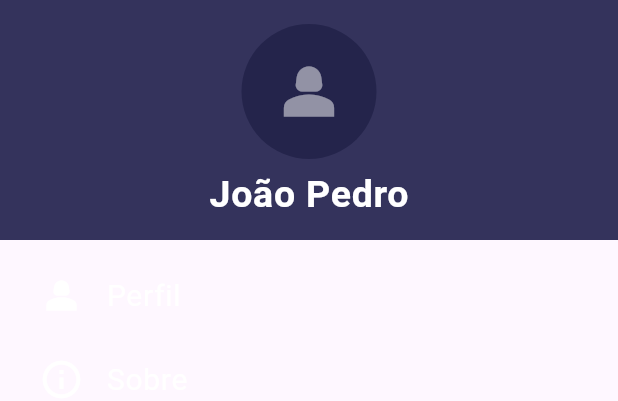
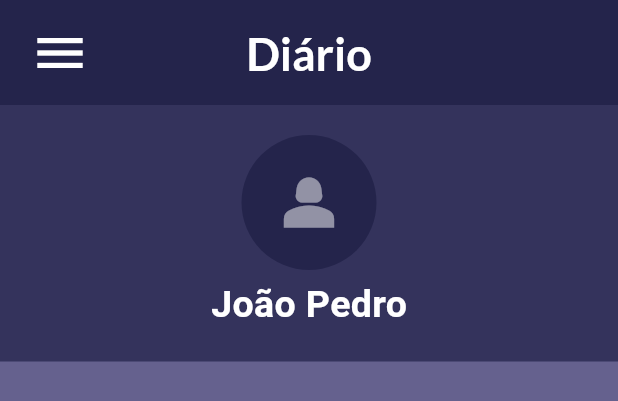
Before and after one commit to barbosa-jp/avaliacao-flutter-1, a Flutter app: the Menu widget shown alone on an empty page, opened directly, after a tap on "Perfil", on a phone screen of 412 x 824 dp. Shown: the top 401 px of the screen. Run offline on Flutter 3.47's test engine with Material 3 defaults, Android fonts, the phone set to English and light mode, and no system bars; our stand-ins replace google_fonts.

Commit message:
feat: pagina feita

```diff
--- a/avaliacao_1/lib/src/features/menu/presentation/pages/menu.dart
+++ b/avaliacao_1/lib/src/features/menu/presentation/pages/menu.dart
@@ -1,5 +1,6 @@
 import 'package:avaliacao_1/src/features/menu/presentation/widgets/menu_opcao.dart';
 import 'package:avaliacao_1/src/features/menu/presentation/widgets/menu_perfil.dart';
+import 'package:avaliacao_1/src/features/perfil/perfil_screen.dart';
 import 'package:avaliacao_1/src/features/sobre/presentation/pages/sobre_screen.dart';
 import 'package:flutter/material.dart';
 
@@ -14,7 +15,15 @@ class Menu extends StatelessWidget {
         const MenuPerfil(),
         ListTile(
           title: const MenuOpcao(icone: Icons.person_2_sharp, texto: 'Perfil'),
-          onTap: () {},
+          onTap: () {
+             Navigator.of(context).push(
+              MaterialPageRoute(
+                builder: (context) {
+                  return const PerfilScreen();
+                }
+              )
+            );
+          },
         ),
         ListTile(
           title: const MenuOpcao(icone: Icons.info_outline, texto: 'Sobre'),
--- /dev/null
+++ b/avaliacao_1/lib/src/features/perfil/perfil.dart
@@ -0,0 +1,45 @@
+import 'package:avaliacao_1/src/features/cores/data/cores.dart';
+import 'package:flutter/material.dart';
+
+class Perfil extends StatelessWidget {
+  const Perfil({super.key});
+
+  @override
+  build(context) {
+    return const SizedBox(
+        child: DecoratedBox(
+      decoration: BoxDecoration(
+        color: Cores.roxo4,
+      ),
+      child: Column(
+        children: [
+          SizedBox(
+            height: 20,
+          ),
+          Center(
+            child: SizedBox(
+              height: 90,
+              width: 90,
+              child: CircleAvatar(
+                backgroundColor: Cores.roxo5,
+                child:
+                    Icon(Icons.person_2_sharp, size: 50, color: Cores.branco50),
+              ),
+            ),
+          ),
+          SizedBox(
+            height: 5,
+          ),
+          Text(
+            'João Pedro',
+            style: TextStyle(
+                color: Cores.branco, fontWeight: FontWeight.bold, fontSize: 25),
+          ),
+          SizedBox(
+            height: 20,
+          )
+        ],
+      ),
+    ));
+  }
+}
--- /dev/null
+++ b/avaliacao_1/lib/src/features/perfil/perfil_screen.dart
@@ -0,0 +1,62 @@
+import 'package:avaliacao_1/src/features/app_bar/presentation/widgets/appbar_leading.dart';
+import 'package:avaliacao_1/src/features/cores/data/cores.dart';
+import 'package:avaliacao_1/src/features/menu/presentation/pages/menu.dart';
+import 'package:avaliacao_1/src/features/perfil/perfil.dart';
+import 'package:flutter/material.dart';
+import 'package:google_fonts/google_fonts.dart';
+
+class PerfilScreen extends StatefulWidget {
+  const PerfilScreen({super.key});
+  @override
+  State<PerfilScreen> createState() => _PerfilScreenState();
+}
+
+class _PerfilScreenState extends State<PerfilScreen> {
+  @override
+  Widget build(BuildContext context) {
+    return MaterialApp(
+      debugShowCheckedModeBanner: false,
+      home: Scaffold(
+        appBar: AppBar(
+          toolbarHeight: 70,
+          centerTitle: true,
+          backgroundColor: const Color.fromRGBO(36, 36, 75, 1),
+          leading: const AppBarLeading(),
+          title: Text(
+            'Diário',
+            style: GoogleFonts.lato(
+              color: Colors.white,
+              fontSize: 30,
+              fontWeight: FontWeight.bold
+            ),
+          ),
+        ),
+        drawer: const Drawer(
+          backgroundColor: Cores.roxo3,
+          child: Menu(),
+        ),
+        body: SingleChildScrollView(
+          child: Container (
+            height: MediaQuery.of(context).size.height,
+            width: MediaQuery.of(context).size.width,
+            decoration: const BoxDecoration(
+              color: Cores.roxo1,
+            ),
+            child: const Column(
+              mainAxisSize: MainAxisSize.max,
+              children: [
+                Perfil(),
+                SizedBox(
+                  height: 20,
+                ),
+                SizedBox(
+                  height: 20,
+                )
+              ]
+            )
+          )
+        )
+      ),
+    );
+  }
+}
--- a/avaliacao_1/lib/src/features/sobre/presentation/widgets/sobre_app.dart
+++ b/avaliacao_1/lib/src/features/sobre/presentation/widgets/sobre_app.dart
@@ -1,6 +1,5 @@
 import 'package:avaliacao_1/src/features/cores/data/cores.dart';
 import 'package:flutter/material.dart';
-import 'package:google_fonts/google_fonts.dart';
 
 class SobreApp extends StatelessWidget {
   const SobreApp({super.key});
```
